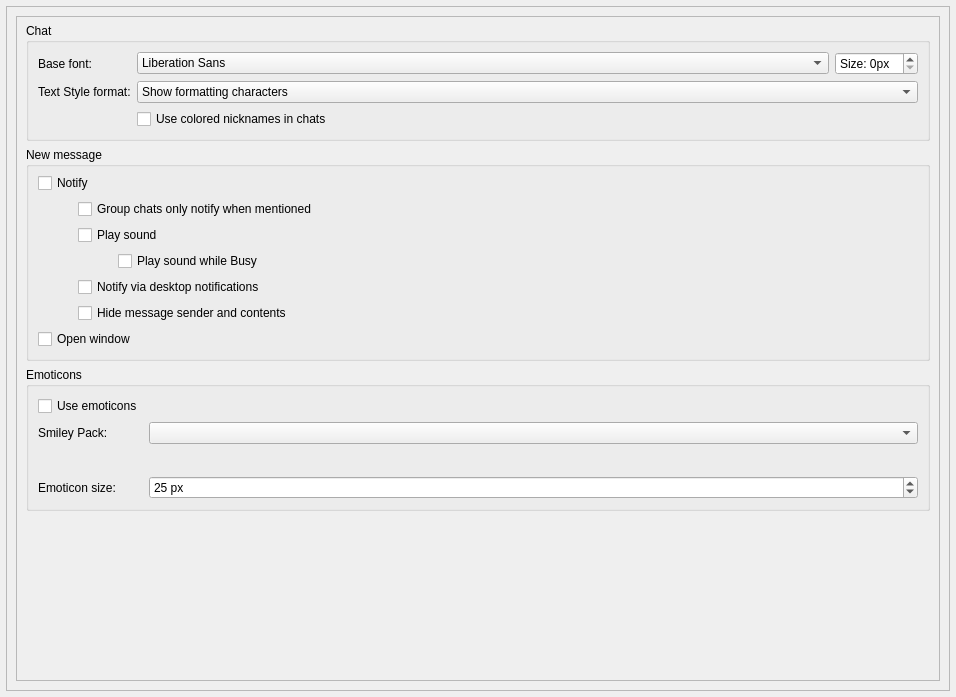
This is src/modules/im/src/widget/form/settings/generalsettings.ui in okstar-org/ok-msg-desktop as Qt 5 draws it before an edit. The edited form follows.
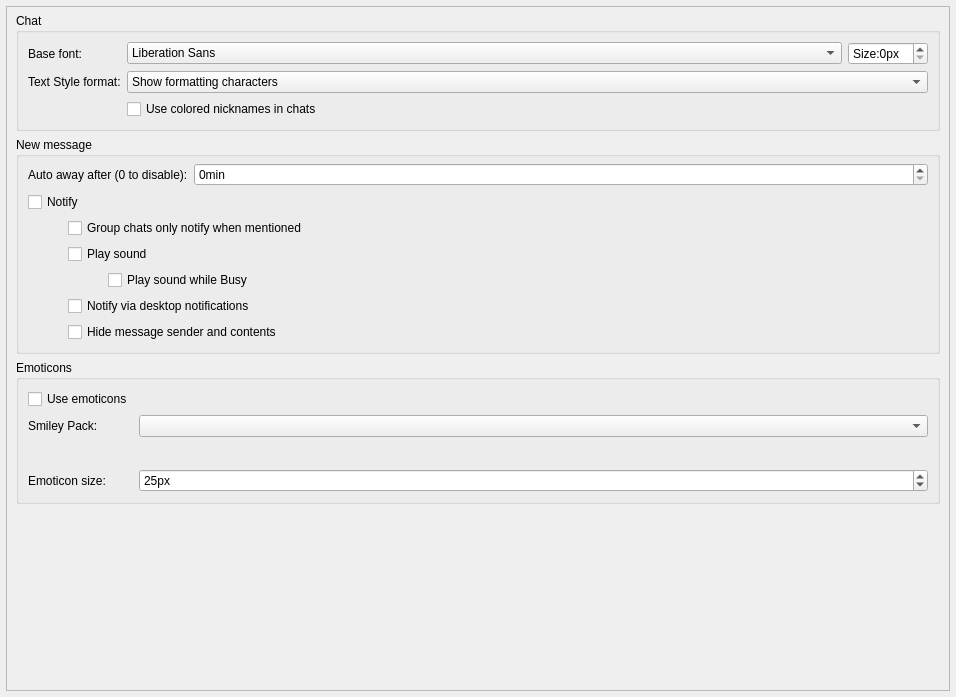
This is the edited form. Custom widgets are drawn as their Qt base class.

The edit to the form file:
```diff
--- a/src/modules/im/src/widget/form/settings/generalsettings.ui
+++ b/src/modules/im/src/widget/form/settings/generalsettings.ui
@@ -39,24 +39,6 @@
     <number>6</number>
    </property>
    <item row="0" column="0">
-    <widget class="ok::base::VerticalOnlyScroller" name="scrollArea">
-     <property name="widgetResizable">
-      <bool>true</bool>
-     </property>
-     <property name="alignment">
-      <set>Qt::AlignLeading|Qt::AlignLeft|Qt::AlignTop</set>
-     </property>
-     <widget class="QWidget" name="scrollAreaWidgetContents">
-      <property name="geometry">
-       <rect>
-        <x>0</x>
-        <y>0</y>
-        <width>942</width>
-        <height>683</height>
-       </rect>
-      </property>
-      <layout class="QGridLayout" name="gridLayout_2">
-       <item row="0" column="0">
         <widget class="ok::base::VerticalOnlyScroller" name="scrollArea_3">
          <property name="widgetResizable">
           <bool>true</bool>
@@ -69,8 +51,8 @@
            <rect>
             <x>0</x>
             <y>0</y>
-            <width>922</width>
-            <height>663</height>
+        <width>940</width>
+        <height>681</height>
            </rect>
           </property>
           <layout class="QVBoxLayout" name="verticalLayout_4" stretch="0,0,0,0">
@@ -129,7 +111,7 @@
                    <string>px</string>
                   </property>
                   <property name="prefix">
-                   <string>Size: </string>
+               <string>Size:</string>
                   </property>
                  </widget>
                 </item>
@@ -198,6 +180,48 @@
               <property name="topMargin">
                <number>6</number>
               </property>
+          <item>
+           <layout class="QHBoxLayout" name="autoAwayLayout">
+            <item>
+             <widget class="QLabel" name="autoAwayLabel">
+              <property name="toolTip">
+               <string>Your status is changed to Away after set period of inactivity.</string>
+              </property>
+              <property name="layoutDirection">
+               <enum>Qt::LeftToRight</enum>
+              </property>
+              <property name="text">
+               <string>Auto away after (0 to disable):</string>
+              </property>
+             </widget>
+            </item>
+            <item>
+             <widget class="QSpinBox" name="autoAwaySpinBox">
+              <property name="sizePolicy">
+               <sizepolicy hsizetype="Expanding" vsizetype="Fixed">
+                <horstretch>0</horstretch>
+                <verstretch>0</verstretch>
+               </sizepolicy>
+              </property>
+              <property name="toolTip">
+               <string>Set to 0 to disable</string>
+              </property>
+              <property name="showGroupSeparator" stdset="0">
+               <bool>true</bool>
+              </property>
+              <property name="suffix">
+               <string notr="true">min</string>
+              </property>
+              <property name="minimum">
+               <number>0</number>
+              </property>
+              <property name="maximum">
+               <number>2147483647</number>
+              </property>
+             </widget>
+            </item>
+           </layout>
+          </item>
               <item>
                <widget class="QCheckBox" name="notify">
                 <property name="toolTip">
@@ -260,16 +284,6 @@
                 </item>
                </layout>
               </item>
-              <item>
-               <widget class="QCheckBox" name="showWindow">
-                <property name="toolTip">
-                 <string comment="tooltip for Show window setting">Open qTox's window when you receive a new message and no window is open yet.</string>
-                </property>
-                <property name="text">
-                 <string>Open window</string>
-                </property>
-               </widget>
-              </item>
              </layout>
             </widget>
            </item>
@@ -407,7 +421,7 @@
                  <string/>
                 </property>
                 <property name="suffix">
-                 <string> px</string>
+             <string>px</string>
                 </property>
                 <property name="minimum">
                  <number>1</number>
@@ -442,10 +456,6 @@
        </item>
       </layout>
      </widget>
-    </widget>
-   </item>
-  </layout>
- </widget>
  <customwidgets>
   <customwidget>
    <class>ok::base::VerticalOnlyScroller</class>
```
Left out of the diff: 11 changed lines with no effect on the pictures. Lines whose indentation alone changed are shown as unchanged.
